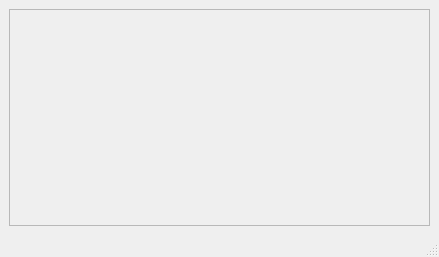
Old version of the form gui/MainWindow.ui in the repository soramimi/VRChatOSC.
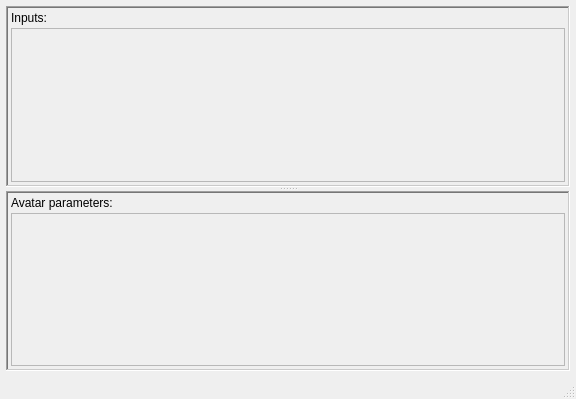
New version of the form. Custom widgets are drawn as their Qt base class.

Diff of the .ui file:
```diff
--- a/gui/MainWindow.ui
+++ b/gui/MainWindow.ui
@@ -6,29 +6,129 @@
    <rect>
     <x>0</x>
     <y>0</y>
-    <width>439</width>
-    <height>257</height>
+    <width>576</width>
+    <height>399</height>
    </rect>
   </property>
   <property name="windowTitle">
    <string>MainWindow</string>
   </property>
   <widget class="QWidget" name="centralwidget">
-   <layout class="QVBoxLayout" name="verticalLayout">
+   <layout class="QVBoxLayout" name="verticalLayout_3">
+    <property name="leftMargin">
+     <number>6</number>
+    </property>
+    <property name="topMargin">
+     <number>6</number>
+    </property>
+    <property name="rightMargin">
+     <number>6</number>
+    </property>
+    <property name="bottomMargin">
+     <number>6</number>
+    </property>
     <item>
-     <widget class="QScrollArea" name="scrollArea">
-      <property name="widgetResizable">
-       <bool>true</bool>
+     <widget class="QSplitter" name="splitter">
+      <property name="orientation">
+       <enum>Qt::Vertical</enum>
       </property>
-      <widget class="QWidget" name="scrollAreaWidgetContents">
-       <property name="geometry">
-        <rect>
-         <x>0</x>
-         <y>0</y>
-         <width>419</width>
-         <height>196</height>
-        </rect>
+      <widget class="QFrame" name="frame">
+       <property name="frameShape">
+        <enum>QFrame::WinPanel</enum>
        </property>
+       <property name="frameShadow">
+        <enum>QFrame::Sunken</enum>
+       </property>
+       <layout class="QVBoxLayout" name="verticalLayout">
+        <property name="spacing">
+         <number>3</number>
+        </property>
+        <property name="leftMargin">
+         <number>3</number>
+        </property>
+        <property name="topMargin">
+         <number>3</number>
+        </property>
+        <property name="rightMargin">
+         <number>3</number>
+        </property>
+        <property name="bottomMargin">
+         <number>3</number>
+        </property>
+        <item>
+         <widget class="QLabel" name="label">
+          <property name="text">
+           <string>Inputs:</string>
+          </property>
+         </widget>
+        </item>
+        <item>
+         <widget class="VRCParameterScrollArea" name="scrollArea_inputs">
+          <property name="widgetResizable">
+           <bool>true</bool>
+          </property>
+          <widget class="QWidget" name="scrollAreaWidgetContents">
+           <property name="geometry">
+            <rect>
+             <x>0</x>
+             <y>0</y>
+             <width>552</width>
+             <height>143</height>
+            </rect>
+           </property>
+          </widget>
+         </widget>
+        </item>
+       </layout>
+      </widget>
+      <widget class="QFrame" name="frame_2">
+       <property name="frameShape">
+        <enum>QFrame::WinPanel</enum>
+       </property>
+       <property name="frameShadow">
+        <enum>QFrame::Sunken</enum>
+       </property>
+       <layout class="QVBoxLayout" name="verticalLayout_2">
+        <property name="spacing">
+         <number>3</number>
+        </property>
+        <property name="leftMargin">
+         <number>3</number>
+        </property>
+        <property name="topMargin">
+         <number>3</number>
+        </property>
+        <property name="rightMargin">
+         <number>3</number>
+        </property>
+        <property name="bottomMargin">
+         <number>3</number>
+        </property>
+        <item>
+         <widget class="QLabel" name="label_2">
+          <property name="text">
+           <string>Avatar parameters:</string>
+          </property>
+         </widget>
+        </item>
+        <item>
+         <widget class="VRCParameterScrollArea" name="scrollArea_avatar_parameters">
+          <property name="widgetResizable">
+           <bool>true</bool>
+          </property>
+          <widget class="QWidget" name="scrollAreaWidgetContents_2">
+           <property name="geometry">
+            <rect>
+             <x>0</x>
+             <y>0</y>
+             <width>552</width>
+             <height>143</height>
+            </rect>
+           </property>
+          </widget>
+         </widget>
+        </item>
+       </layout>
       </widget>
      </widget>
     </item>
@@ -46,6 +146,14 @@
   </widget>
   <widget class="QStatusBar" name="statusbar"/>
  </widget>
+ <customwidgets>
+  <customwidget>
+   <class>VRCParameterScrollArea</class>
+   <extends>QScrollArea</extends>
+   <header>VRCParameterScrollArea.h</header>
+   <container>1</container>
+  </customwidget>
+ </customwidgets>
  <resources/>
  <connections/>
 </ui>
```
Left out of the diff: 2 changed lines with no effect on the pictures.
